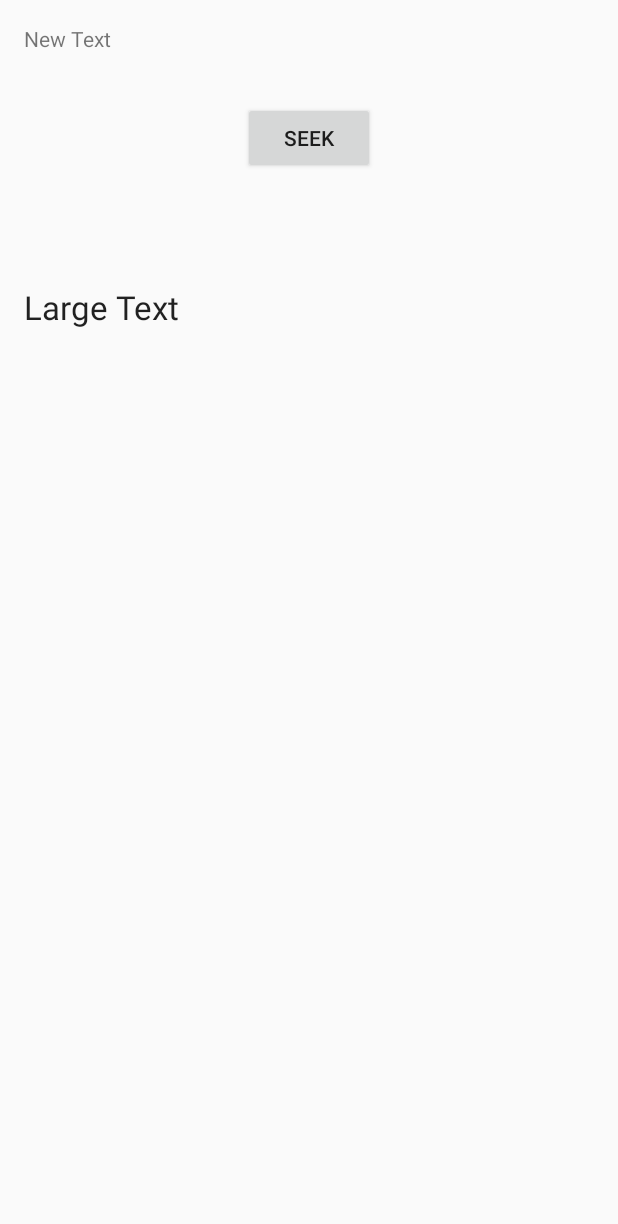
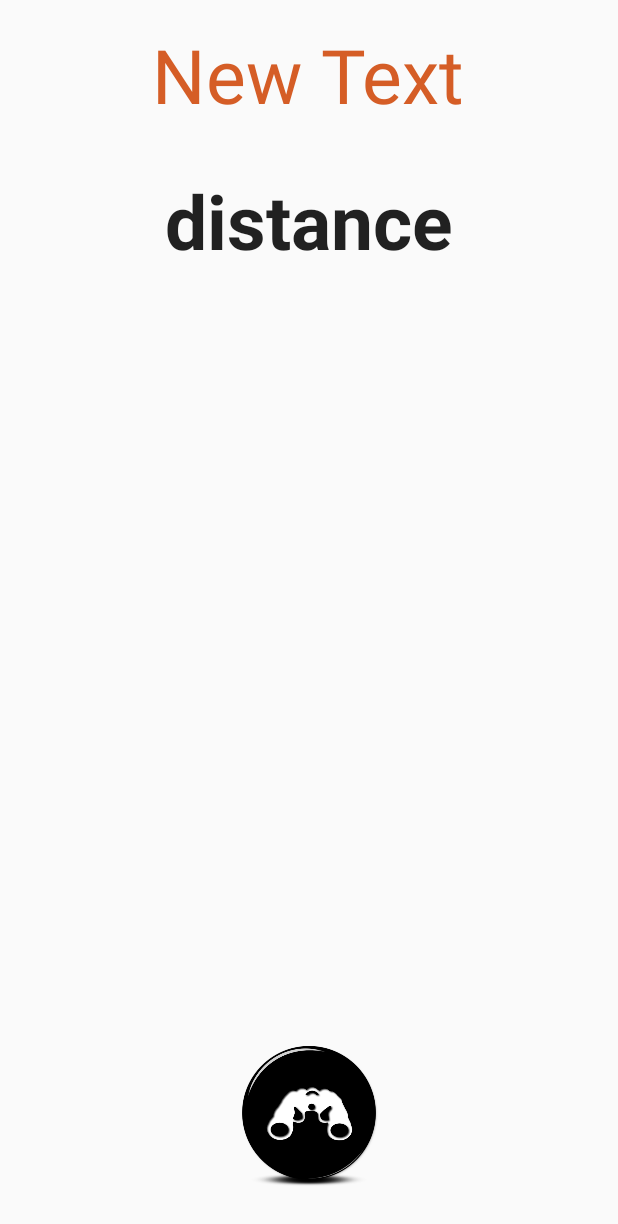
Before and after one commit to romikps/android-project, an Android app: the layout content_second.xml on its own in the app's theme, with its tools: preview values and no code run, on a phone screen of 412 x 824 dp. Shown: the top 1224 px of the screen. Run offline under Robolectric (Android 15) with nearby library versions, the phone set to English and light mode, and no system bars.

Commit message:
Ready for demo

```diff
--- a/app/src/main/java/com/romanpr/seekhide/MainActivity.java
+++ b/app/src/main/java/com/romanpr/seekhide/MainActivity.java
@@ -4,7 +4,6 @@ import android.content.Intent;
 import android.graphics.Typeface;
 import android.os.Bundle;
 import android.support.v7.app.AppCompatActivity;
-import android.util.Log;
 import android.view.View;
 import android.widget.AdapterView;
 import android.widget.ArrayAdapter;
@@ -33,7 +32,7 @@ public class MainActivity extends AppCompatActivity {
         TextView welcomeMssg = (TextView) findViewById(R.id.welcomeMssg);
 
         Typeface typeFace= Typeface.createFromAsset(getAssets(), "fonts/blood_font.ttf");
-        String playersName = getIntent().getStringExtra("playersName");
+        final String playersName = getIntent().getStringExtra("playersName");
         welcomeMssg.setTypeface(typeFace);
 
 
@@ -44,7 +43,7 @@ public class MainActivity extends AppCompatActivity {
             @Override
             public void onDataChange(DataSnapshot dataSnapshot) {
                 for (DataSnapshot player : dataSnapshot.getChildren()) {
-                    Log.i("player", player.getKey());
+                    // Log.i("player", player.getKey());
                     friends.add(player.getKey());
                 }
                 ArrayAdapter arrayAdapter = new ArrayAdapter(MainActivity.this,
@@ -67,6 +66,7 @@ public class MainActivity extends AppCompatActivity {
                 public void onItemClick(AdapterView<?> parent, View view, int position, long id) {
                     Intent i = new Intent(getApplicationContext(), SecondActivity.class);
                     i.putExtra("hidersName", friends.get(position));
+                    i.putExtra("playersName", playersName);
                     startActivity(i);
                 }
             });
--- a/app/src/main/res/layout/content_second.xml
+++ b/app/src/main/res/layout/content_second.xml
@@ -12,33 +12,43 @@
     tools:context="com.romanpr.seekhide.SecondActivity"
     tools:showIn="@layout/activity_second">
 
-    <Button
-        android:layout_width="wrap_content"
-        android:layout_height="wrap_content"
-        android:text="Seek"
-        android:id="@+id/button3"
-        android:layout_alignParentTop="true"
-        android:layout_centerHorizontal="true"
-        android:layout_marginTop="52dp"
-        android:onClick="getDistance" />
-
     <TextView
         android:layout_width="wrap_content"
         android:layout_height="wrap_content"
         android:text="New Text"
         android:id="@+id/welcomeText"
-        android:layout_alignParentTop="true"
-        android:layout_alignParentLeft="true"
-        android:layout_alignParentStart="true" />
+        android:layout_alignParentTop="false"
+        android:layout_alignParentLeft="false"
+        android:layout_alignParentStart="false"
+        android:layout_centerHorizontal="true"
+        android:textSize="50sp"
+        android:textColor="#dace4101"
+        android:gravity="center_horizontal" />
 
     <TextView
         android:layout_width="wrap_content"
         android:layout_height="wrap_content"
         android:textAppearance="?android:attr/textAppearanceLarge"
-        android:text="Large Text"
+        android:text="distance"
         android:id="@+id/distance"
-        android:layout_below="@+id/button3"
-        android:layout_alignParentLeft="true"
-        android:layout_alignParentStart="true"
-        android:layout_marginTop="74dp" />
+        android:layout_alignParentLeft="false"
+        android:layout_alignParentStart="false"
+        android:layout_below="@+id/welcomeText"
+        android:layout_marginTop="30dp"
+        android:layout_centerHorizontal="true"
+        android:textStyle="bold"
+        android:typeface="normal"
+        android:textSize="50sp"
+        android:textIsSelectable="false" />
+
+    <ImageView
+        android:layout_width="100dp"
+        android:layout_height="100dp"
+        android:id="@+id/imageView2"
+        android:layout_alignParentBottom="true"
+        android:layout_centerHorizontal="true"
+        android:layout_marginBottom="15dp"
+        android:src="@drawable/search"
+        android:layout_alignParentEnd="false"
+        android:onClick="getDistance" />
 </RelativeLayout>
```
Also changed, not shown: app/src/main/java/com/romanpr/seekhide/InitialActivity.java (+7 -6 lines), app/src/main/java/com/romanpr/seekhide/SecondActivity.java (+106 -8 lines).
